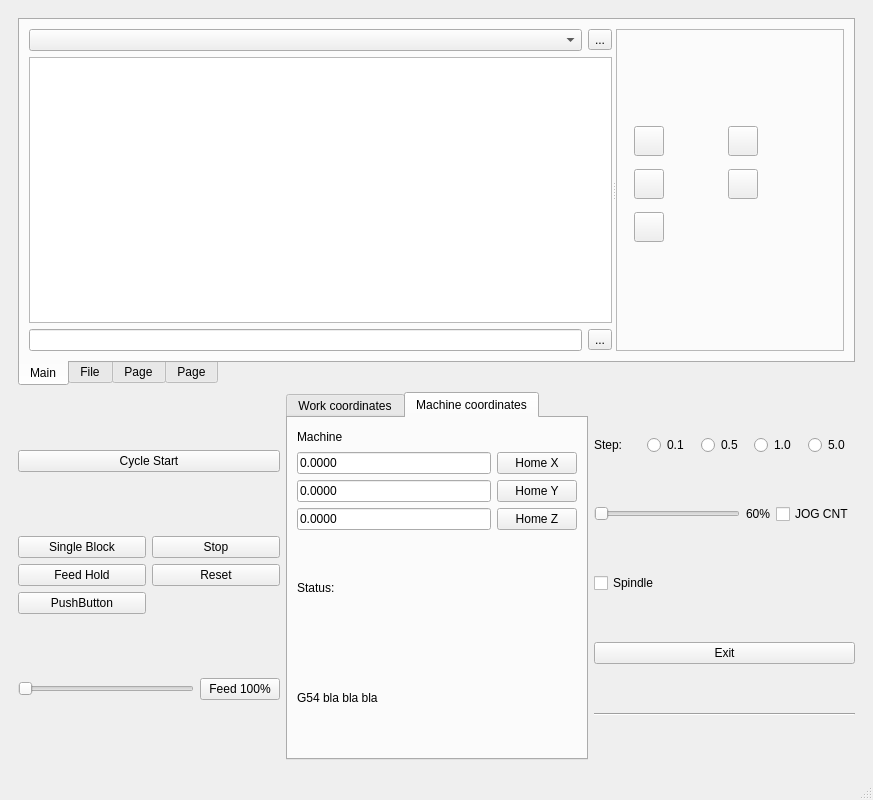
Qt form src/frmmain.ui (dunkelstern/Candle) before a commit.
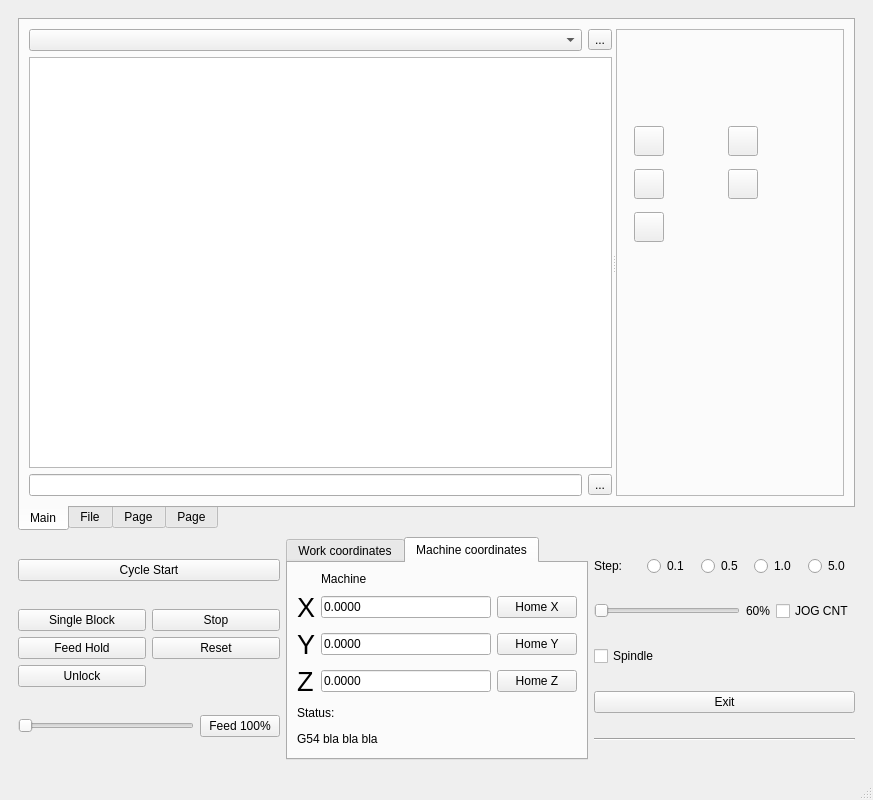
The same form after that commit. The open tabs and pages were chosen to show the change. Icons and pictures are not drawn. Custom widgets are drawn as their Qt base class.

Commit message: Zero buttons work

Diff of the .ui file:
```diff
--- a/src/frmmain.ui
+++ b/src/frmmain.ui
@@ -19,7 +19,7 @@
      <widget class="QWidget" name="Work" native="true">
       <layout class="QVBoxLayout" name="verticalLayout_7">
        <item>
-        <layout class="QVBoxLayout" name="verticalLayout_6">
+        <layout class="QVBoxLayout" name="verticalLayout_6" stretch="1,0">
          <item>
           <widget class="QTabWidget" name="tabWidget">
            <property name="sizePolicy">
@@ -32,7 +32,7 @@
             <enum>QTabWidget::South</enum>
            </property>
            <property name="currentIndex">
-            <number>3</number>
+            <number>0</number>
            </property>
            <widget class="QWidget" name="mainTab">
             <attribute name="title">
@@ -1740,9 +1740,9 @@
                 </widget>
                </item>
                <item row="2" column="0">
-                <widget class="QPushButton" name="pushButton_8">
+                <widget class="QPushButton" name="btnUnlock">
                  <property name="text">
-                  <string>PushButton</string>
+                  <string>Unlock</string>
                  </property>
                 </widget>
                </item>
@@ -1771,7 +1771,7 @@
            <item>
             <widget class="QTabWidget" name="coordinates">
              <property name="currentIndex">
-              <number>1</number>
+              <number>0</number>
              </property>
              <widget class="QWidget" name="wcsTab">
               <attribute name="title">
@@ -1871,14 +1871,21 @@
                   </widget>
                  </item>
                  <item>
-                  <widget class="QLabel" name="label_7">
+                  <widget class="QLabel" name="lblParserStatus">
                    <property name="text">
                     <string>G54 bla bla bla</string>
                    </property>
                   </widget>
                  </item>
                  <item>
-                  <widget class="QLineEdit" name="txtStatus"/>
+                  <widget class="QLineEdit" name="txtStatus">
+                   <property name="styleSheet">
+                    <string notr="true">font: 14pt </string>
+                   </property>
+                   <property name="text">
+                    <string>Running</string>
+                   </property>
+                  </widget>
                  </item>
                 </layout>
                </item>
@@ -1893,7 +1900,7 @@
                 <layout class="QVBoxLayout" name="verticalLayout_9">
                  <item>
                   <layout class="QGridLayout" name="gridLayout_3">
-                   <item row="3" column="0">
+                   <item row="3" column="1">
                     <widget class="QLineEdit" name="txtMPosZ">
                      <property name="styleSheet">
                       <string notr="true">font: 20pt &quot;Noto Sans&quot;;</string>
@@ -1906,7 +1913,7 @@
                      </property>
                     </widget>
                    </item>
-                   <item row="2" column="0">
+                   <item row="2" column="1">
                     <widget class="QLineEdit" name="txtMPosY">
                      <property name="styleSheet">
                       <string notr="true">font: 20pt &quot;Noto Sans&quot;;</string>
@@ -1919,14 +1926,14 @@
                      </property>
                     </widget>
                    </item>
-                   <item row="0" column="0">
+                   <item row="0" column="1">
                     <widget class="QLabel" name="label_5">
                      <property name="text">
                       <string>Machine</string>
                      </property>
                     </widget>
                    </item>
-                   <item row="1" column="0">
+                   <item row="1" column="1">
                     <widget class="QLineEdit" name="txtMPosX">
                      <property name="styleSheet">
                       <string notr="true">font: 20pt &quot;Noto Sans&quot;;</string>
@@ -1939,27 +1946,57 @@
                      </property>
                     </widget>
                    </item>
-                   <item row="1" column="1">
+                   <item row="1" column="2">
                     <widget class="QPushButton" name="pushButton_17">
                      <property name="text">
                       <string>Home X</string>
                      </property>
                     </widget>
                    </item>
-                   <item row="3" column="1">
+                   <item row="3" column="2">
                     <widget class="QPushButton" name="pushButton_15">
                      <property name="text">
                       <string>Home Z</string>
                      </property>
                     </widget>
                    </item>
-                   <item row="2" column="1">
+                   <item row="2" column="2">
                     <widget class="QPushButton" name="pushButton_16">
                      <property name="text">
                       <string>Home Y</string>
                      </property>
                     </widget>
                    </item>
+                   <item row="1" column="0">
+                    <widget class="QLabel" name="label">
+                     <property name="styleSheet">
+                      <string notr="true">font: 20pt</string>
+                     </property>
+                     <property name="text">
+                      <string>X</string>
+                     </property>
+                    </widget>
+                   </item>
+                   <item row="2" column="0">
+                    <widget class="QLabel" name="label_2">
+                     <property name="styleSheet">
+                      <string notr="true">font: 20pt</string>
+                     </property>
+                     <property name="text">
+                      <string>Y</string>
+                     </property>
+                    </widget>
+                   </item>
+                   <item row="3" column="0">
+                    <widget class="QLabel" name="label_3">
+                     <property name="styleSheet">
+                      <string notr="true">font: 20pt</string>
+                     </property>
+                     <property name="text">
+                      <string>Z</string>
+                     </property>
+                    </widget>
+                   </item>
                   </layout>
                  </item>
                  <item>
```
The commit also changes 2 other files.
